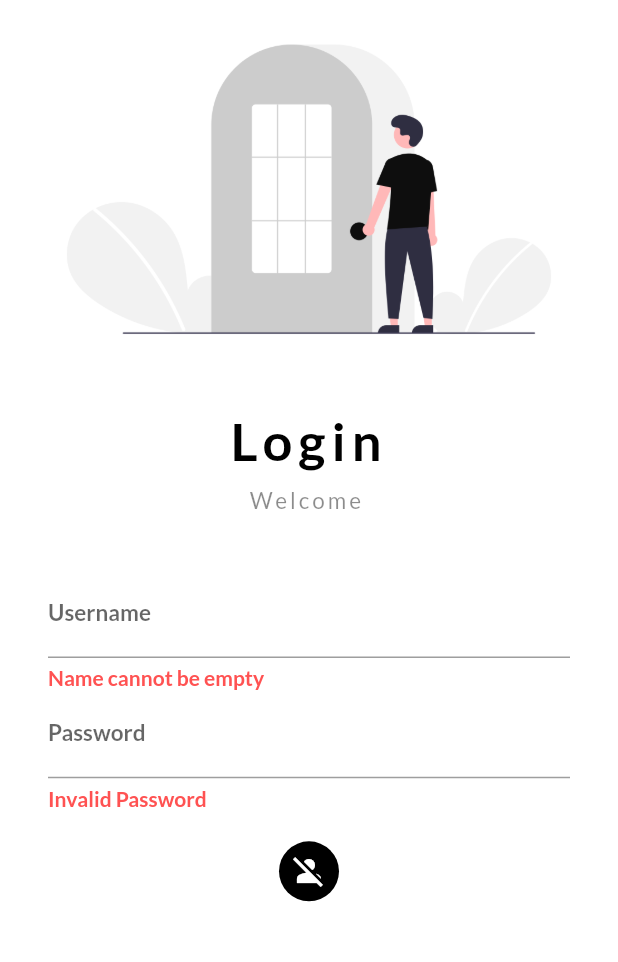
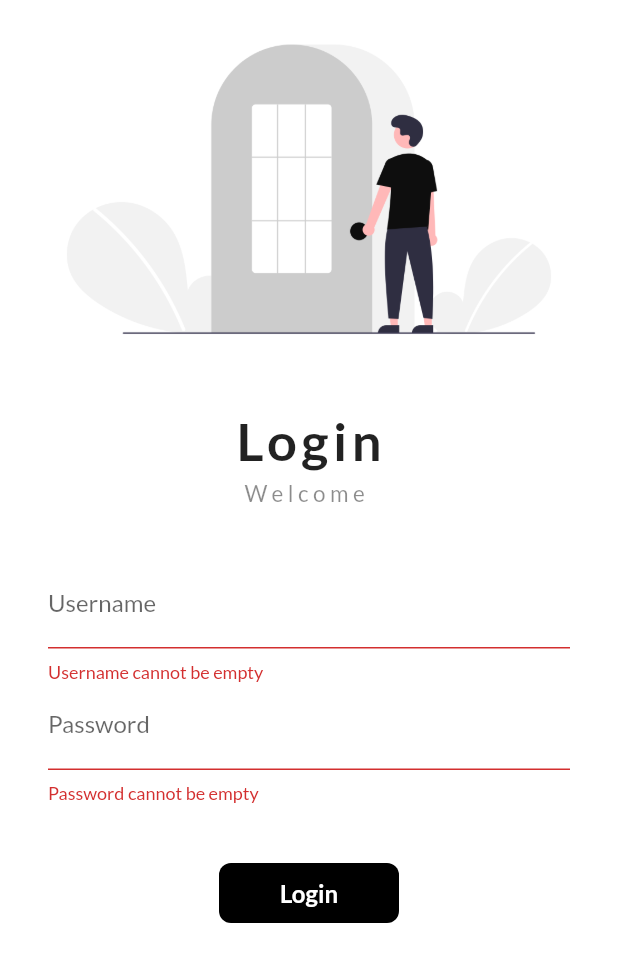
Before and after one commit to Sai-Sid07/30DaysOfFlutter, a Flutter app: the screen it shows after launch, after a tap on "Login", on a phone screen of 412 x 824 dp. Shown: the top 962 px of the screen. Run offline on Flutter 3.47's test engine with Material 2 defaults, Android fonts, the phone set to English and light mode, and no system bars; our stand-ins replace google_fonts.

Commit message:
Added Login Validation

```diff
--- a/lib/main.dart
+++ b/lib/main.dart
@@ -20,7 +20,7 @@ class MyApp extends StatelessWidget {
       // home: HomePage(),
       themeMode: ThemeMode.light, //Uses the design choice mentioned inside darkTheme
       theme: ThemeData(
-        primarySwatch: Colors.deepPurple, //Primary Swatch matches all the UI elements with the specified scheme
+        primarySwatch: Colors.grey, //Primary Swatch matches all the UI elements with the specified scheme
         fontFamily: GoogleFonts.lato().fontFamily
       ),
       darkTheme: ThemeData(
@@ -35,7 +35,7 @@ class MyApp extends StatelessWidget {
         //Name of Route :
         MyRoutes.homeRoute : (context) => const HomePage(), //Here an object of the class HomePage is being created
         //Equivalent of typing new HomePage()
-        MyRoutes.loginRoute : (context) => const LoginPage(),
+        MyRoutes.loginRoute : (context) => LoginPage(),
         //Using the static variable created inside utils/routes.dart
         //Not a good practice but used to save memory and not have objects created each and every time.
       },
--- a/lib/pages/login_page.dart
+++ b/lib/pages/login_page.dart
@@ -1,29 +1,30 @@
-// ignore_for_file: prefer_const_constructors
-
-import "package:first_flutter_app/utils/routes.dart";
-import "package:flutter/material.dart";
+import 'package:first_flutter_app/utils/routes.dart';
+import 'package:flutter/material.dart';
 
 class LoginPage extends StatefulWidget {
-  const LoginPage({super.key});
-
   @override
-  State<LoginPage> createState() => _LoginPageState();
+  _LoginPageState createState() => _LoginPageState();
 }
 
 class _LoginPageState extends State<LoginPage> {
   String name = "";
-  String password = "";
-  bool changedButton = false;
+  bool changeButton = false;
 
-  bool isNameValid = false;
-  bool checkName(String name) {
-    return name.isNotEmpty;
+  final _formKey = GlobalKey<FormState>();
+
+  moveToHome(BuildContext context) async {
+    if (_formKey.currentState!.validate()) {
+      setState(() {
+        changeButton = true;
+      });
+      await Future.delayed(const Duration(milliseconds: 500));
+      Navigator.pushNamed(context, MyRoutes.homeRoute);
+      Future.delayed(const Duration(seconds: 1), () {
+        setState(() {
+          changeButton = false;
+        });
+      });
     }
-
-  bool isPasswordValid = false;
-  bool checkPassword(String password) {
-    //Check for length
-    return password.length > 8;
   }
 
   @override
@@ -31,182 +32,110 @@ class _LoginPageState extends State<LoginPage> {
     return Material(
         color: Colors.white,
         child: SingleChildScrollView(
-        //When the screen size gets smaller, then a scroller will be added
+          child: Form(
+            key: _formKey,
             child: Column(
-          //Column or Row can take in a List of Widgets which can be rendered.
               children: [
                 Image.asset(
                   "assets/images/login_image.png",
                   fit: BoxFit.cover,
-              // height: 1000, Added to check ScrollView
                 ),
-            SizedBox(
-              height: 20,
+                const SizedBox(
+                  height: 20.0,
                 ),
-            Text(
+                const Text(
                   "Login",
-              textAlign: TextAlign.center,
                   style: TextStyle(
                       fontSize: 35,
-                  color: Colors.black,
                       fontWeight: FontWeight.bold,
-                  letterSpacing: 4),
+                      letterSpacing: 3),
+                ),
+                const SizedBox(
+                  height: 5.0,
                 ),
                 Text(
                   "Welcome $name",
-              style: TextStyle(
-                  fontSize: 15,
-                  height: 2,
-                  letterSpacing: 2,
-                  color: Colors.black45),
+                  style: const TextStyle(
+                      color: Colors.black45, letterSpacing: 3, fontSize: 15),
                 ),
-            SizedBox(
-              height: 20,
+                const SizedBox(
+                  height: 20.0,
                 ),
                 Padding(
-              padding: const EdgeInsets.symmetric(horizontal: 32, vertical: 16),
+                  padding: const EdgeInsets.symmetric(
+                      vertical: 16.0, horizontal: 32.0),
                   child: Column(
                     children: [
                       TextFormField(
-                    decoration: InputDecoration(
-                        hintText: "Enter Username",
+                        decoration: const InputDecoration(
+                          hintText: "Enter username",
                           labelText: "Username",
-                        labelStyle: TextStyle(
-                            fontSize: 15, fontWeight: FontWeight.bold)),
-                    onChanged: (enteredName) {
-                      name = enteredName;
-                      // name = name.toUpperCase();
-                      setState(() => {});
+                        ),
+                        validator: (value) {
+                          if (value!.isEmpty) {
+                            return "Username cannot be empty";
+                          }
+
+                          return null;
+                        },
+                        onChanged: (value) {
+                          name = value;
+                          setState(() {});
                         },
                       ),
-                  Container(
-                      alignment: Alignment.bottomLeft,
-                      padding: EdgeInsets.only(top: 5),
-                      child: Text(
-                        changedButton
-                            ? isNameValid
-                                ? ""
-                                : "Name cannot be empty"
-                            : "",
-                        style: TextStyle(
-                            color: Colors.redAccent,
-                            fontWeight: FontWeight.bold),
-                      )),
                       TextFormField(
                         obscureText: true,
-                    // obscuringCharacter: "@", //The character which get replaced when you type anything
-                    decoration: InputDecoration(
-                        hintText: "Enter Password",
+                        decoration: const InputDecoration(
+                          hintText: "Enter password",
                           labelText: "Password",
-                        labelStyle: TextStyle(
-                            fontSize: 15, fontWeight: FontWeight.bold)),
-                    onChanged: (passwordEntered) {
-                      password = passwordEntered;
+                        ),
+                        validator: (value) {
+                          if (value!.isEmpty) {
+                            return "Password cannot be empty";
+                          } else if (value!.length < 8) {
+                            return "Password needs atleast 8 characters";
+                          } else if (!value
+                              .contains(RegExp(r'^(?=.*[A-Z])(?=.*[0-9])(?=.*[a-z]).+$'))) {
+                            return "Password doesn't match requirements";
+                          }
+                          return null;
                         },
                       ),
-                  Container(
-                      alignment: Alignment.bottomLeft,
-                      padding: EdgeInsets.only(top: 5),
-                      child: Text(
-                        changedButton
-                            ? isPasswordValid
-                                ? ""
-                                : "Invalid Password"
-                            : "",
-                        style: TextStyle(
-                            color: Colors.redAccent,
-                            fontWeight: FontWeight.bold),
-                      )),
-                  SizedBox(
-                    height: 20,
+                      const SizedBox(
+                        height: 40.0,
                       ),
                       InkWell(
-                    onTap: () async {
-                      setState(() {
-                        changedButton = true;
-                        isNameValid = checkName(name);
-                        isPasswordValid = checkPassword(password);
-                      });
-                      if (isNameValid && isPasswordValid) {
-                        await Future.delayed(Duration(seconds: 1));
-                        await Navigator.pushNamed(context, MyRoutes.homeRoute);
-                        setState(() {
-                        changedButton = false;
-                        isNameValid = false;
-                        isPasswordValid = false;
-                      });
-                      }
-                    },
+                        onTap: () => moveToHome(context),
                         child: AnimatedContainer(
-                      duration: Duration(seconds: 1),
-                      width: changedButton ? 40 : 120,
+                          duration: const Duration(milliseconds: 500),
+                          width: changeButton ? 40 : 120,
                           height: 40,
                           alignment: Alignment.center,
                           decoration: BoxDecoration(
-                          color: Colors.black,
-                          // shape: changedButton ? BoxShape.circle : BoxShape.rectangle
+                            color: const Color.fromARGB(255, 0, 0, 0),
                             borderRadius:
-                              BorderRadius.circular(changedButton ? 50 : 10)),
-                      child: changedButton
-                          ? Icon(
-                              !isNameValid
-                                  ? Icons.person_off
-                                  : isPasswordValid
-                                      ? Icons.done
-                                      : Icons.password,
-                              color: Colors.white)
-                          : Text(
+                                BorderRadius.circular(changeButton ? 50 : 8),
+                          ),
+                          child: changeButton
+                              ? const Icon(
+                                  Icons.done,
+                                  color: Colors.white,
+                                )
+                              : const Text(
                                   "Login",
                                   style: TextStyle(
                                       color: Colors.white,
                                       fontWeight: FontWeight.bold,
-                                letterSpacing: 1.3,
-                                fontSize: 15,
+                                      fontSize: 16),
                                 ),
                         ),
                       ),
-                  )
-                  // ElevatedButton(
-                  //   onPressed: () => {
-                  //     //You can add your authentication logic inside this.
-                  //     //Context is the parameter passed in the build function of this class.
-                  //     Navigator.pushNamed(context, MyRoutes.homeRoute)
-                  //     // print("Hello World")
-                  //   },
-                  //   style: TextButton.styleFrom(
-                  //       foregroundColor: Colors.white,
-                  //       backgroundColor: Colors.black,
-                  //       padding: EdgeInsets.all(15),
-                  //       minimumSize: Size(120, 35)),
-                  //   child: Text(
-                  //     "Login",
-                  //     style: TextStyle(
-                  //         letterSpacing: 3, fontWeight: FontWeight.bold),
-                  //   ),
-                  //   // style: ButtonStyle(
-                  //   //   foregroundColor: MaterialStatePropertyAll(Colors.white),
-                  //   //   backgroundColor: MaterialStatePropertyAll(Colors.black),
-                  //   // ),
-                  // )
                     ],
                   ),
                 )
               ],
             ),
           ),
-      // child: Center(
-      //   child: Text(
-      //     "Login Page",
-      //     textAlign: TextAlign.right,
-      //     style: TextStyle(
-      //       fontSize: 25,
-      //       color: Colors.black,
-      //       fontWeight: FontWeight.bold,
-      //       letterSpacing: 4,
-      //       // fontStyle: FontStyle.italic
-      //     )
-      //   ),
-      // ),
-    );
+        ));
   }
 }
--- a/lib/utils/routes.dart
+++ b/lib/utils/routes.dart
@@ -1,5 +1,4 @@
 class MyRoutes{
   static String loginRoute = "/login";
   static String homeRoute = "/home";
-
 }
```
Also changed, not shown: flow.txt (+16 -0 lines), lib/pages/login_page[No Form].dart (added, +212 -0 lines). Lines whose indentation alone changed are shown as unchanged.
